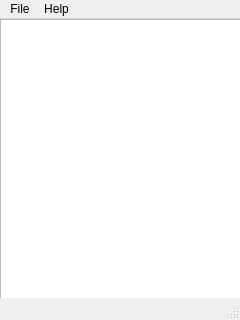
First picture: the form in mainwindow.ui, repository rochford/cutefootball, before the edit.
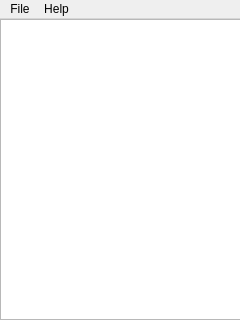
Second picture: the form after the edit. Icons and pictures are not drawn.

Patch:
```diff
--- a/mainwindow.ui
+++ b/mainwindow.ui
@@ -66,11 +66,6 @@
    <addaction name="menuFile"/>
    <addaction name="menuAbout"/>
   </widget>
-  <widget class="QStatusBar" name="statusbar">
-   <property name="enabled">
-    <bool>false</bool>
-   </property>
-  </widget>
   <action name="actionNew_Game">
    <property name="text">
     <string>Play</string>
```
Left out of the diff: 8 changed lines with no effect on the pictures.
